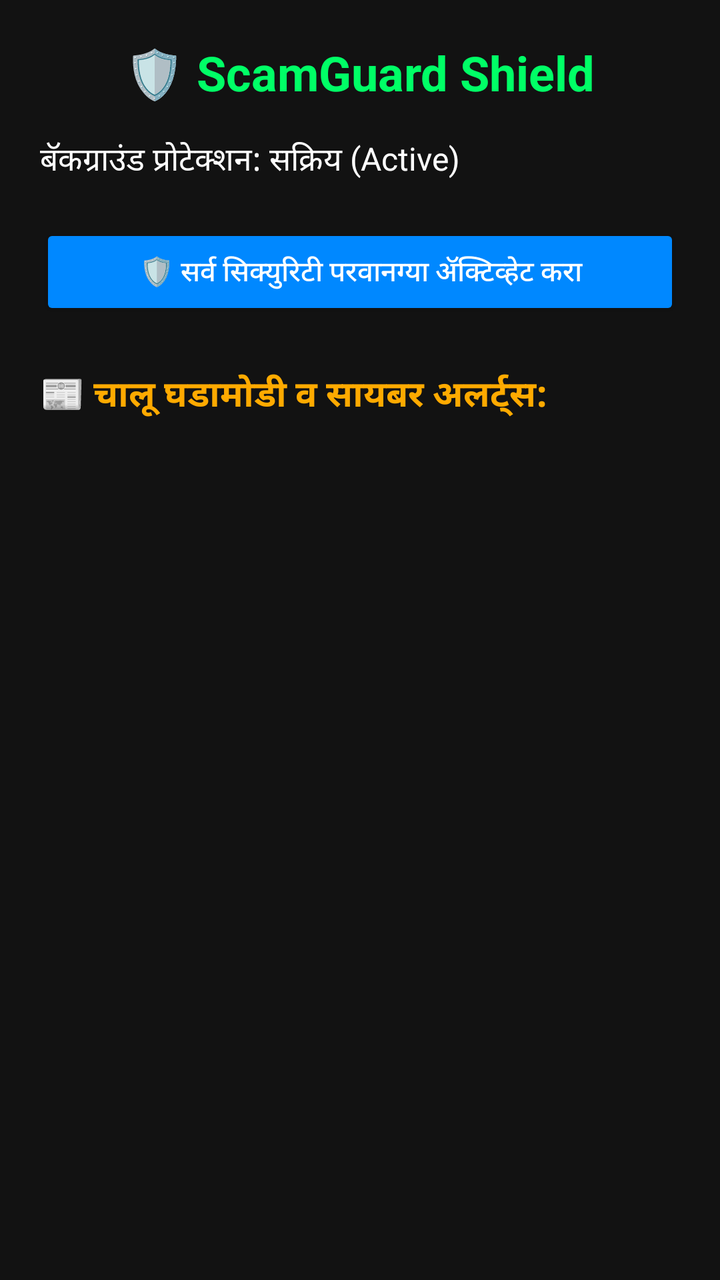
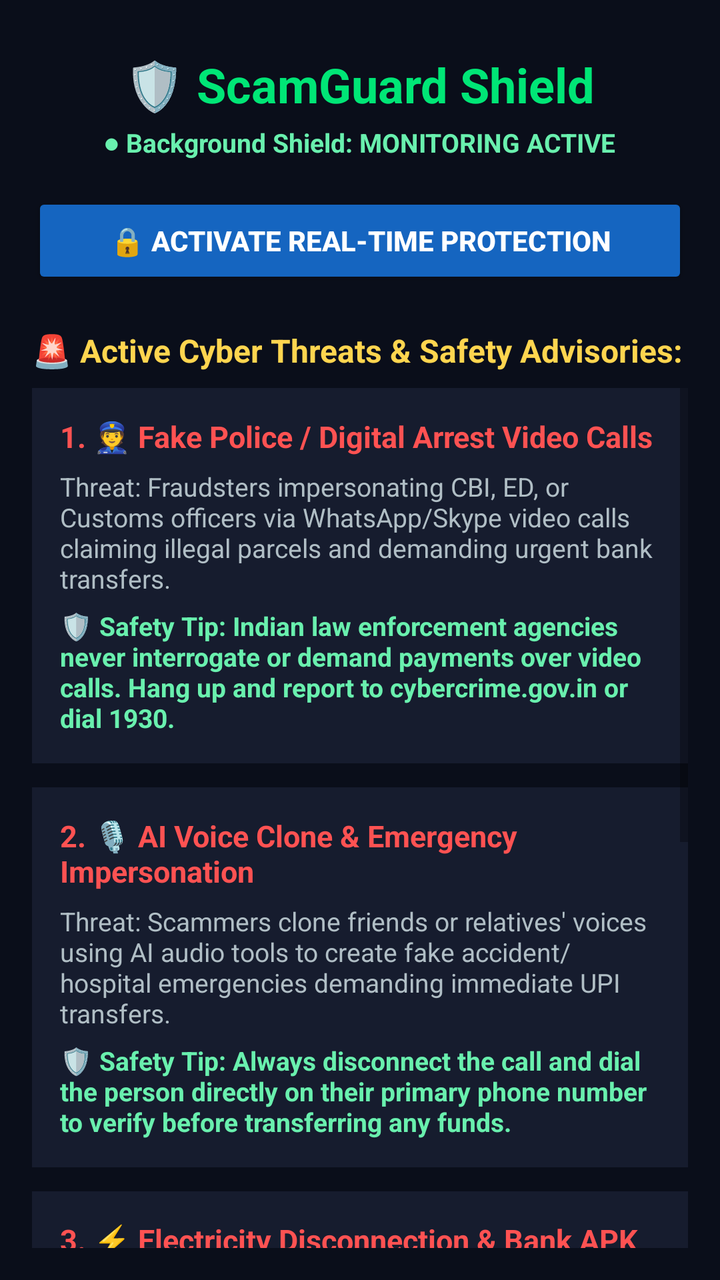

The first picture is an Android layout as it rendered before a commit; the second is the same layout after the commit. The layout source and the unified diff follow.
<!-- AndroidManifest.xml: application theme Theme.AppCompat.Light.NoActionBar -->
<!-- res/layout/activity_main.xml -->
<?xml version="1.0" encoding="utf-8"?>
<LinearLayout xmlns:android="http://schemas.android.com/apk/res/android"
    android:layout_width="match_parent"
    android:layout_height="match_parent"
    android:orientation="vertical"
    android:padding="20dp"
    android:background="#121212">

    <TextView
        android:layout_width="wrap_content"
        android:layout_height="wrap_content"
        android:text="🛡️ ScamGuard Shield"
        android:textSize="24sp"
        android:textStyle="bold"
        android:textColor="#00FF66"
        android:layout_gravity="center"
        android:layout_marginBottom="16dp"/>

    <TextView
        android:layout_width="match_parent"
        android:layout_height="wrap_content"
        android:text="बॅकग्राउंड प्रोटेक्शन: सक्रिय (Active)"
        android:textColor="#FFFFFF"
        android:textSize="16sp"
        android:layout_marginBottom="20dp"/>

    <Button
        android:id="@+id/btnPermissions"
        android:layout_width="match_parent"
        android:layout_height="wrap_content"
        android:text="🛡️ सर्व सिक्युरिटी परवानग्या ॲक्टिव्हेट करा"
        android:backgroundTint="#0088FF"
        android:textColor="#FFFFFF"
        android:layout_marginBottom="24dp"/>

    <TextView
        android:layout_width="wrap_content"
        android:layout_height="wrap_content"
        android:text="📰 चालू घडामोडी व सायबर अलर्ट्स:"
        android:textSize="18sp"
        android:textStyle="bold"
        android:textColor="#FFAA00"
        android:layout_marginBottom="10dp"/>

    <ScrollView
        android:layout_width="match_parent"
        android:layout_height="match_parent">
        <TextView
            android:id="@+id/tvDailyScamNews"
            android:layout_width="match_parent"
            android:layout_height="wrap_content"
            android:textColor="#E0E0E0"
            android:lineSpacingExtra="6dp"
            android:textSize="15sp"/>
    </ScrollView>

</LinearLayout>
<!-- resources referenced by this layout -->
<resources>

</resources>

<!-- the commit's change to res/layout/activity_main.xml (unified diff, before → after) -->
@@ -3,55 +3,207 @@
     android:layout_width="match_parent"
     android:layout_height="match_parent"
     android:orientation="vertical"
-    android:padding="20dp"
-    android:background="#121212">
-
+    android:background="#0A0E1A"
+    android:padding="16dp">
+
+    
     <TextView
+        android:id="@+id/tvTitle"
         android:layout_width="wrap_content"
         android:layout_height="wrap_content"
         android:text="🛡️ ScamGuard Shield"
+        android:textColor="#00E676"
         android:textSize="24sp"
         android:textStyle="bold"
-        android:textColor="#00FF66"
-        android:layout_gravity="center"
-        android:layout_marginBottom="16dp"/>
+        android:layout_gravity="center_horizontal"
+        android:layout_marginTop="10dp" />
 
     <TextView
-        android:layout_width="match_parent"
-        android:layout_height="wrap_content"
-        android:text="बॅकग्राउंड प्रोटेक्शन: सक्रिय (Active)"
-        android:textColor="#FFFFFF"
-        android:textSize="16sp"
-        android:layout_marginBottom="20dp"/>
-
+        android:id="@+id/tvStatus"
+        android:layout_width="wrap_content"
+        android:layout_height="wrap_content"
+        android:text="● Background Shield: MONITORING ACTIVE"
+        android:textColor="#69F0AE"
+        android:textSize="13sp"
+        android:textStyle="bold"
+        android:layout_gravity="center_horizontal"
+        android:layout_marginTop="4dp" />
+
+    
     <Button
         android:id="@+id/btnPermissions"
         android:layout_width="match_parent"
         android:layout_height="wrap_content"
-        android:text="🛡️ सर्व सिक्युरिटी परवानग्या ॲक्टिव्हेट करा"
-        android:backgroundTint="#0088FF"
+        android:text="🔒 Activate Real-time Protection"
         android:textColor="#FFFFFF"
-        android:layout_marginBottom="24dp"/>
-
+        android:textStyle="bold"
+        android:backgroundTint="#1565C0"
+        android:layout_marginTop="16dp"
+        android:padding="12dp" />
+
+    
     <TextView
         android:layout_width="wrap_content"
         android:layout_height="wrap_content"
-        android:text="📰 चालू घडामोडी व सायबर अलर्ट्स:"
-        android:textSize="18sp"
-        android:textStyle="bold"
-        android:textColor="#FFAA00"
-        android:layout_marginBottom="10dp"/>
-
+        android:text="🚨 Active Cyber Threats &amp; Safety Advisories:"
+        android:textColor="#FFD54F"
+        android:textSize="16sp"
+        android:textStyle="bold"
+        android:layout_marginTop="20dp"
+        android:layout_marginBottom="8dp" />
+
+    
     <ScrollView
         android:layout_width="match_parent"
         android:layout_height="match_parent">
-        <TextView
-            android:id="@+id/tvDailyScamNews"
+
+        <LinearLayout
             android:layout_width="match_parent"
             android:layout_height="wrap_content"
-            android:textColor="#E0E0E0"
-            android:lineSpacingExtra="6dp"
-            android:textSize="15sp"/>
+            android:orientation="vertical"
+            android:paddingBottom="24dp">
+
+            
+            <LinearLayout
+                android:layout_width="match_parent"
+                android:layout_height="wrap_content"
+                android:orientation="vertical"
+                android:background="#161C2E"
+                android:padding="14dp"
+                android:layout_marginBottom="12dp">
+
+                <TextView
+                    android:layout_width="wrap_content"
+                    android:layout_height="wrap_content"
+                    android:text="1. 👮 Fake Police / Digital Arrest Video Calls"
+                    android:textColor="#FF5252"
+                    android:textStyle="bold"
+                    android:textSize="15sp" />
+
+                <TextView
+                    android:layout_width="match_parent"
+                    android:layout_height="wrap_content"
+                    android:text="Threat: Fraudsters impersonating CBI, ED, or Customs officers via WhatsApp/Skype video calls claiming illegal parcels and demanding urgent bank transfers."
+                    android:textColor="#B0BEC5"
+                    android:textSize="13sp"
+                    android:layout_marginTop="6dp" />
+
+                <TextView
+                    android:layout_width="match_parent"
+                    android:layout_height="wrap_content"
+                    android:text="🛡️ Safety Tip: Indian law enforcement agencies never interrogate or demand payments over video calls. Hang up and report to cybercrime.gov.in or dial 1930."
+                    android:textColor="#69F0AE"
+                    android:textSize="13sp"
+                    android:textStyle="bold"
+                    android:layout_marginTop="6dp" />
+            </LinearLayout>
+
+            
+            <LinearLayout
+                android:layout_width="match_parent"
+                android:layout_height="wrap_content"
+                android:orientation="vertical"
+                android:background="#161C2E"
+                android:padding="14dp"
+                android:layout_marginBottom="12dp">
+
+                <TextView
+                    android:layout_width="wrap_content"
+                    android:layout_height="wrap_content"
+                    android:text="2. 🎙️ AI Voice Clone &amp; Emergency Impersonation"
+                    android:textColor="#FF5252"
+                    android:textStyle="bold"
+                    android:textSize="15sp" />
+
+                <TextView
+                    android:layout_width="match_parent"
+                    android:layout_height="wrap_content"
+                    android:text="Threat: Scammers clone friends or relatives' voices using AI audio tools to create fake accident/hospital emergencies demanding immediate UPI transfers."
+                    android:textColor="#B0BEC5"
+                    android:textSize="13sp"
+                    android:layout_marginTop="6dp" />
+
+                <TextView
+                    android:layout_width="match_parent"
+                    android:layout_height="wrap_content"
+                    android:text="🛡️ Safety Tip: Always disconnect the call and dial the person directly on their primary phone number to verify before transferring any funds."
+                    android:textColor="#69F0AE"
+                    android:textSize="13sp"
+                    android:textStyle="bold"
+                    android:layout_marginTop="6dp" />
+            </LinearLayout>
+
+            
+            <LinearLayout
+                android:layout_width="match_parent"
+                android:layout_height="wrap_content"
+                android:orientation="vertical"
+                android:background="#161C2E"
+                android:padding="14dp"
+                android:layout_marginBottom="12dp">
+
+                <TextView
+                    android:layout_width="wrap_content"
+                    android:layout_height="wrap_content"
+                    android:text="3. ⚡ Electricity Disconnection &amp; Bank APK Fraud"
+                    android:textColor="#FF5252"
+                    android:textStyle="bold"
+                    android:textSize="15sp" />
+
+                <TextView
+                    android:layout_width="match_parent"
+                    android:layout_height="wrap_content"
+                    android:text="Threat: SMS claiming 'Power will be disconnected tonight' or WhatsApp files named 'SBI_Reward.apk' / 'Mahadiscom_Update.apk' that steal banking OTPs."
+                    android:textColor="#B0BEC5"
+                    android:textSize="13sp"
+                    android:layout_marginTop="6dp" />
+
+                <TextView
+                    android:layout_width="match_parent"
+                    android:layout_height="wrap_content"
+                    android:text="🛡️ Safety Tip: Never download .apk files shared via chat apps. Always pay bills through official utility apps or authorized websites."
+                    android:textColor="#69F0AE"
+                    android:textSize="13sp"
+                    android:textStyle="bold"
+                    android:layout_marginTop="6dp" />
+            </LinearLayout>
+
+            
+            <LinearLayout
+                android:layout_width="match_parent"
+                android:layout_height="wrap_content"
+                android:orientation="vertical"
+                android:background="#161C2E"
+                android:padding="14dp"
+                android:layout_marginBottom="12dp">
+
+                <TextView
+                    android:layout_width="wrap_content"
+                    android:layout_height="wrap_content"
+                    android:text="4. 💼 Part-Time Task &amp; Crypto Investment Scam"
+                    android:textColor="#FF5252"
+                    android:textStyle="bold"
+                    android:textSize="15sp" />
+
+                <TextView
+                    android:layout_width="match_parent"
+                    android:layout_height="wrap_content"
+                    android:text="Threat: Offering ₹3,000-₹5,000 daily for liking YouTube videos or rating Google Maps locations, followed by demands for crypto deposits."
+                    android:textColor="#B0BEC5"
+                    android:textSize="13sp"
+                    android:layout_marginTop="6dp" />
+
+                <TextView
+                    android:layout_width="match_parent"
+                    android:layout_height="wrap_content"
+                    android:text="🛡️ Safety Tip: Legitimate enterprises never ask for security deposits for jobs. Block and report unknown Telegram/WhatsApp job offers."
+                    android:textColor="#69F0AE"
+                    android:textSize="13sp"
+                    android:textStyle="bold"
+                    android:layout_marginTop="6dp" />
+            </LinearLayout>
+
+        </LinearLayout>
     </ScrollView>
 
 </LinearLayout>
